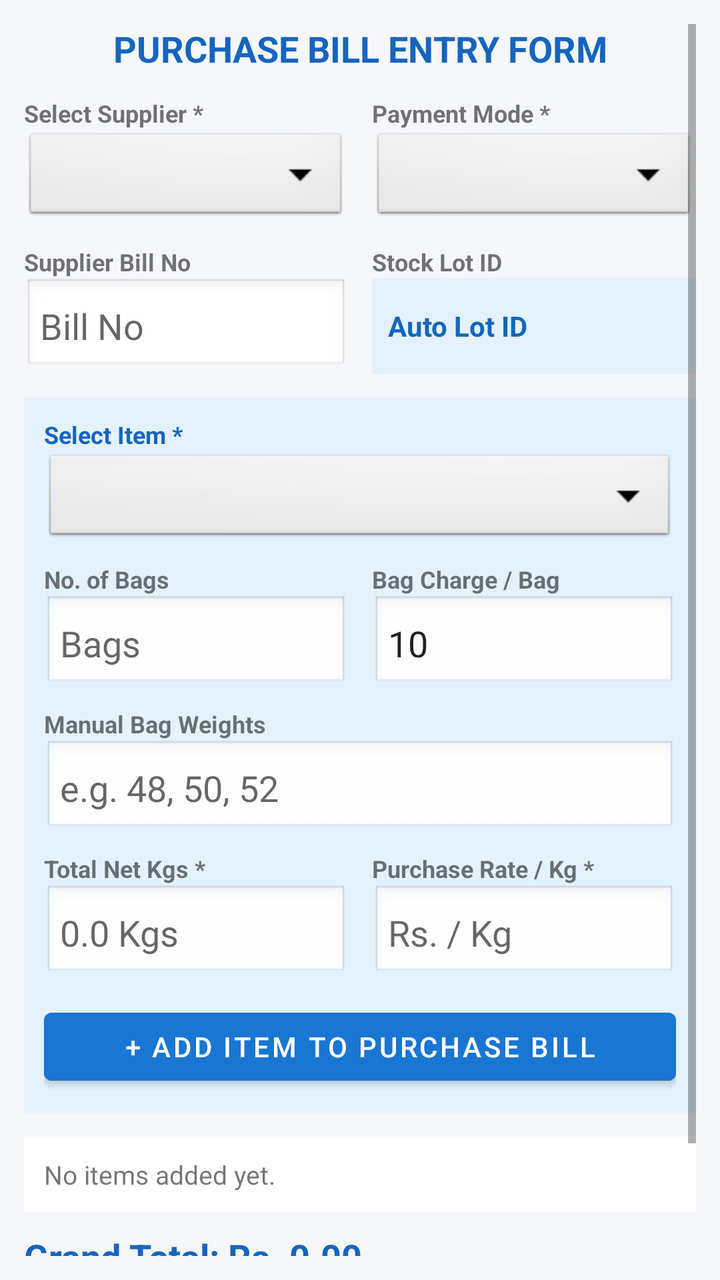
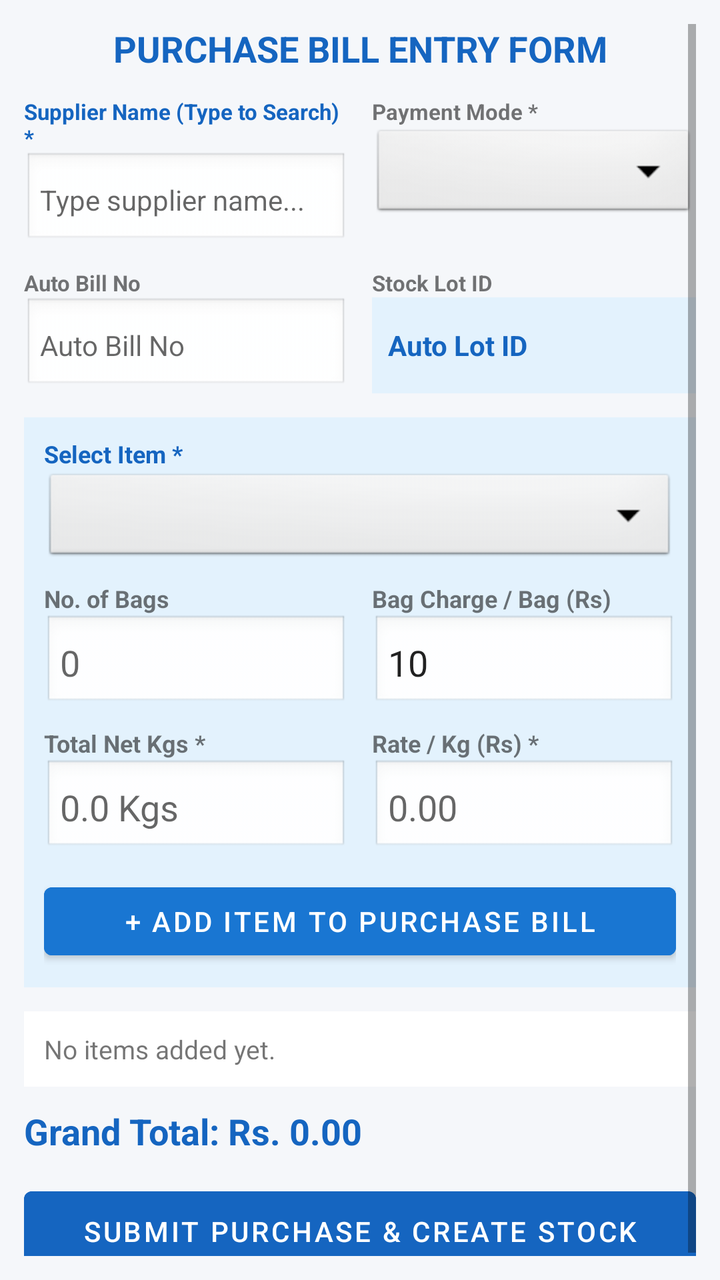

An Android layout rendered at two revisions. The XML below is the earlier revision; the diff shows what the commit changed to produce the second picture.
<!-- AndroidManifest.xml: application theme Theme.MaterialComponents.DayNight.DarkActionBar -->
<!-- res/layout/activity_purchase.xml -->
<?xml version="1.0" encoding="utf-8"?>
<ScrollView xmlns:android="http://schemas.android.com/apk/res/android"
    android:layout_width="match_parent"
    android:layout_height="match_parent"
    android:background="#F5F7FA"
    android:padding="12dp">

    <LinearLayout
        android:layout_width="match_parent"
        android:layout_height="wrap_content"
        android:orientation="vertical">

        <TextView
            android:layout_width="match_parent"
            android:layout_height="wrap_content"
            android:text="PURCHASE BILL ENTRY FORM"
            android:textSize="18sp"
            android:textStyle="bold"
            android:textColor="#1565C0"
            android:gravity="center"
            android:layout_marginBottom="12dp" />

        
        <LinearLayout
            android:layout_width="match_parent"
            android:layout_height="wrap_content"
            android:orientation="horizontal"
            android:weightSum="2"
            android:layout_marginBottom="10dp">

            <LinearLayout
                android:layout_width="0dp"
                android:layout_height="wrap_content"
                android:layout_weight="1"
                android:orientation="vertical"
                android:layout_marginEnd="6dp">
                <TextView android:layout_width="wrap_content" android:layout_height="wrap_content" android:text="Select Supplier *" android:textSize="12sp" android:textStyle="bold" />
                <Spinner android:id="@+id/spSupplier" android:layout_width="match_parent" android:layout_height="48dp" android:background="@android:drawable/btn_dropdown" />
            </LinearLayout>

            <LinearLayout
                android:layout_width="0dp"
                android:layout_height="wrap_content"
                android:layout_weight="1"
                android:orientation="vertical"
                android:layout_marginStart="6dp">
                <TextView android:layout_width="wrap_content" android:layout_height="wrap_content" android:text="Payment Mode *" android:textSize="12sp" android:textStyle="bold" />
                <Spinner android:id="@+id/spPayMode" android:layout_width="match_parent" android:layout_height="48dp" android:background="@android:drawable/btn_dropdown" />
            </LinearLayout>
        </LinearLayout>

        
        <LinearLayout
            android:layout_width="match_parent"
            android:layout_height="wrap_content"
            android:orientation="horizontal"
            android:weightSum="2"
            android:layout_marginBottom="12dp">

            <LinearLayout
                android:layout_width="0dp"
                android:layout_height="wrap_content"
                android:layout_weight="1"
                android:orientation="vertical"
                android:layout_marginEnd="6dp">
                <TextView android:layout_width="wrap_content" android:layout_height="wrap_content" android:text="Supplier Bill No" android:textSize="12sp" android:textStyle="bold" />
                <EditText android:id="@+id/etBillNo" android:layout_width="match_parent" android:layout_height="48dp" android:hint="Bill No" android:background="@android:drawable/edit_text" android:padding="8dp" />
            </LinearLayout>

            <LinearLayout
                android:layout_width="0dp"
                android:layout_height="wrap_content"
                android:layout_weight="1"
                android:orientation="vertical"
                android:layout_marginStart="6dp">
                <TextView android:layout_width="wrap_content" android:layout_height="wrap_content" android:text="Stock Lot ID" android:textSize="12sp" android:textStyle="bold" />
                <TextView android:id="@+id/tvGeneratedBatchId" android:layout_width="match_parent" android:layout_height="48dp" android:text="Auto Lot ID" android:gravity="center_vertical" android:background="#E3F2FD" android:textColor="#1565C0" android:textStyle="bold" android:padding="8dp" />
            </LinearLayout>
        </LinearLayout>

        
        <LinearLayout
            android:layout_width="match_parent"
            android:layout_height="wrap_content"
            android:orientation="vertical"
            android:background="#E3F2FD"
            android:padding="10dp"
            android:layout_marginBottom="12dp">

            <TextView android:layout_width="wrap_content" android:layout_height="wrap_content" android:text="Select Item *" android:textSize="12sp" android:textStyle="bold" android:textColor="#1565C0" />
            <Spinner android:id="@+id/spItem" android:layout_width="match_parent" android:layout_height="48dp" android:background="@android:drawable/btn_dropdown" android:layout_marginBottom="8dp" />

            <LinearLayout
                android:id="@+id/layoutOnionFields"
                android:layout_width="match_parent"
                android:layout_height="wrap_content"
                android:orientation="vertical">

                <LinearLayout
                    android:layout_width="match_parent"
                    android:layout_height="wrap_content"
                    android:orientation="horizontal"
                    android:weightSum="2"
                    android:layout_marginBottom="8dp">

                    <LinearLayout android:layout_width="0dp" android:layout_height="wrap_content" android:layout_weight="1" android:orientation="vertical" android:layout_marginEnd="6dp">
                        <TextView android:layout_width="wrap_content" android:layout_height="wrap_content" android:text="No. of Bags" android:textSize="12sp" android:textStyle="bold" />
                        <EditText android:id="@+id/etBags" android:layout_width="match_parent" android:layout_height="48dp" android:hint="Bags" android:inputType="number" android:background="@android:drawable/edit_text" android:padding="8dp" />
                    </LinearLayout>

                    <LinearLayout android:layout_width="0dp" android:layout_height="wrap_content" android:layout_weight="1" android:orientation="vertical" android:layout_marginStart="6dp">
                        <TextView android:layout_width="wrap_content" android:layout_height="wrap_content" android:text="Bag Charge / Bag" android:textSize="12sp" android:textStyle="bold" />
                        <EditText android:id="@+id/etBagRate" android:layout_width="match_parent" android:layout_height="48dp" android:hint="Rs.10" android:text="10" android:inputType="numberDecimal" android:background="@android:drawable/edit_text" android:padding="8dp" />
                    </LinearLayout>
                </LinearLayout>

                <TextView android:layout_width="wrap_content" android:layout_height="wrap_content" android:text="Manual Bag Weights" android:textSize="12sp" android:textStyle="bold" />
                <EditText android:id="@+id/etManualBagWeights" android:layout_width="match_parent" android:layout_height="48dp" android:hint="e.g. 48, 50, 52" android:background="@android:drawable/edit_text" android:padding="8dp" android:layout_marginBottom="8dp" />
            </LinearLayout>

            <LinearLayout
                android:layout_width="match_parent"
                android:layout_height="wrap_content"
                android:orientation="horizontal"
                android:weightSum="2"
                android:layout_marginBottom="10dp">

                <LinearLayout android:layout_width="0dp" android:layout_height="wrap_content" android:layout_weight="1" android:orientation="vertical" android:layout_marginEnd="6dp">
                    <TextView android:layout_width="wrap_content" android:layout_height="wrap_content" android:text="Total Net Kgs *" android:textSize="12sp" android:textStyle="bold" />
                    <EditText android:id="@+id/etNetKgs" android:layout_width="match_parent" android:layout_height="48dp" android:hint="0.0 Kgs" android:inputType="numberDecimal" android:background="@android:drawable/edit_text" android:padding="8dp" />
                </LinearLayout>

                <LinearLayout android:layout_width="0dp" android:layout_height="wrap_content" android:layout_weight="1" android:orientation="vertical" android:layout_marginStart="6dp">
                    <TextView android:layout_width="wrap_content" android:layout_height="wrap_content" android:text="Purchase Rate / Kg *" android:textSize="12sp" android:textStyle="bold" />
                    <EditText android:id="@+id/etRatePerKg" android:layout_width="match_parent" android:layout_height="48dp" android:hint="Rs. / Kg" android:inputType="numberDecimal" android:background="@android:drawable/edit_text" android:padding="8dp" />
                </LinearLayout>
            </LinearLayout>

            <Button android:id="@+id/btnAddItem" android:layout_width="match_parent" android:layout_height="46dp" android:text="+ ADD ITEM TO PURCHASE BILL" android:backgroundTint="#1976D2" />
        </LinearLayout>

        <TextView android:id="@+id/tvAddedItemsList" android:layout_width="match_parent" android:layout_height="wrap_content" android:text="No items added yet." android:background="#FFFFFF" android:padding="10dp" android:textSize="13sp" android:layout_marginBottom="10dp" />
        <TextView android:id="@+id/tvGrandTotal" android:layout_width="match_parent" android:layout_height="wrap_content" android:text="Grand Total: Rs. 0.00" android:textSize="18sp" android:textStyle="bold" android:textColor="#1565C0" android:layout_marginBottom="12dp" />
        <Button android:id="@+id/btnSavePurchase" android:layout_width="match_parent" android:layout_height="52dp" android:text="SUBMIT PURCHASE &amp; CREATE STOCK" android:backgroundTint="#1565C0" />

    </LinearLayout>
</ScrollView>
<!-- resources referenced by this layout -->
<resources>

</resources>

<!-- the commit's change to res/layout/activity_purchase.xml (unified diff, before → after) -->
@@ -28,23 +28,21 @@
             android:weightSum="2"
             android:layout_marginBottom="10dp">
 
-            <LinearLayout
-                android:layout_width="0dp"
-                android:layout_height="wrap_content"
-                android:layout_weight="1"
-                android:orientation="vertical"
-                android:layout_marginEnd="6dp">
-                <TextView android:layout_width="wrap_content" android:layout_height="wrap_content" android:text="Select Supplier *" android:textSize="12sp" android:textStyle="bold" />
-                <Spinner android:id="@+id/spSupplier" android:layout_width="match_parent" android:layout_height="48dp" android:background="@android:drawable/btn_dropdown" />
+            <LinearLayout android:layout_width="0dp" android:layout_height="wrap_content" android:layout_weight="1" android:orientation="vertical" android:layout_marginEnd="6dp">
+                <TextView android:layout_width="wrap_content" android:layout_height="wrap_content" android:text="Supplier Name (Type to Search) *" android:textSize="11sp" android:textStyle="bold" android:textColor="#1565C0" />
+                <AutoCompleteTextView
+                    android:id="@+id/actvSupplier"
+                    android:layout_width="match_parent"
+                    android:layout_height="48dp"
+                    android:hint="Type supplier name..."
+                    android:completionThreshold="1"
+                    android:background="@android:drawable/edit_text"
+                    android:padding="8dp"
+                    android:textSize="14sp" />
             </LinearLayout>
 
-            <LinearLayout
-                android:layout_width="0dp"
-                android:layout_height="wrap_content"
-                android:layout_weight="1"
-                android:orientation="vertical"
-                android:layout_marginStart="6dp">
-                <TextView android:layout_width="wrap_content" android:layout_height="wrap_content" android:text="Payment Mode *" android:textSize="12sp" android:textStyle="bold" />
+            <LinearLayout android:layout_width="0dp" android:layout_height="wrap_content" android:layout_weight="1" android:orientation="vertical" android:layout_marginStart="6dp">
+                <TextView android:layout_width="wrap_content" android:layout_height="wrap_content" android:text="Payment Mode *" android:textSize="11sp" android:textStyle="bold" />
                 <Spinner android:id="@+id/spPayMode" android:layout_width="match_parent" android:layout_height="48dp" android:background="@android:drawable/btn_dropdown" />
             </LinearLayout>
         </LinearLayout>
@@ -57,23 +55,13 @@
             android:weightSum="2"
             android:layout_marginBottom="12dp">
 
-            <LinearLayout
-                android:layout_width="0dp"
-                android:layout_height="wrap_content"
-                android:layout_weight="1"
-                android:orientation="vertical"
-                android:layout_marginEnd="6dp">
-                <TextView android:layout_width="wrap_content" android:layout_height="wrap_content" android:text="Supplier Bill No" android:textSize="12sp" android:textStyle="bold" />
-                <EditText android:id="@+id/etBillNo" android:layout_width="match_parent" android:layout_height="48dp" android:hint="Bill No" android:background="@android:drawable/edit_text" android:padding="8dp" />
+            <LinearLayout android:layout_width="0dp" android:layout_height="wrap_content" android:layout_weight="1" android:orientation="vertical" android:layout_marginEnd="6dp">
+                <TextView android:layout_width="wrap_content" android:layout_height="wrap_content" android:text="Auto Bill No" android:textSize="11sp" android:textStyle="bold" />
+                <EditText android:id="@+id/etBillNo" android:layout_width="match_parent" android:layout_height="48dp" android:hint="Auto Bill No" android:background="@android:drawable/edit_text" android:padding="8dp" android:textSize="14sp" />
             </LinearLayout>
 
-            <LinearLayout
-                android:layout_width="0dp"
-                android:layout_height="wrap_content"
-                android:layout_weight="1"
-                android:orientation="vertical"
-                android:layout_marginStart="6dp">
-                <TextView android:layout_width="wrap_content" android:layout_height="wrap_content" android:text="Stock Lot ID" android:textSize="12sp" android:textStyle="bold" />
+            <LinearLayout android:layout_width="0dp" android:layout_height="wrap_content" android:layout_weight="1" android:orientation="vertical" android:layout_marginStart="6dp">
+                <TextView android:layout_width="wrap_content" android:layout_height="wrap_content" android:text="Stock Lot ID" android:textSize="11sp" android:textStyle="bold" />
                 <TextView android:id="@+id/tvGeneratedBatchId" android:layout_width="match_parent" android:layout_height="48dp" android:text="Auto Lot ID" android:gravity="center_vertical" android:background="#E3F2FD" android:textColor="#1565C0" android:textStyle="bold" android:padding="8dp" />
             </LinearLayout>
         </LinearLayout>
@@ -90,34 +78,27 @@
             <TextView android:layout_width="wrap_content" android:layout_height="wrap_content" android:text="Select Item *" android:textSize="12sp" android:textStyle="bold" android:textColor="#1565C0" />
             <Spinner android:id="@+id/spItem" android:layout_width="match_parent" android:layout_height="48dp" android:background="@android:drawable/btn_dropdown" android:layout_marginBottom="8dp" />
 
+            
             <LinearLayout
                 android:id="@+id/layoutOnionFields"
                 android:layout_width="match_parent"
                 android:layout_height="wrap_content"
-                android:orientation="vertical">
+                android:orientation="horizontal"
+                android:weightSum="2"
+                android:layout_marginBottom="8dp">
 
-                <LinearLayout
-                    android:layout_width="match_parent"
-                    android:layout_height="wrap_content"
-                    android:orientation="horizontal"
-                    android:weightSum="2"
-                    android:layout_marginBottom="8dp">
-
-                    <LinearLayout android:layout_width="0dp" android:layout_height="wrap_content" android:layout_weight="1" android:orientation="vertical" android:layout_marginEnd="6dp">
-                        <TextView android:layout_width="wrap_content" android:layout_height="wrap_content" android:text="No. of Bags" android:textSize="12sp" android:textStyle="bold" />
-                        <EditText android:id="@+id/etBags" android:layout_width="match_parent" android:layout_height="48dp" android:hint="Bags" android:inputType="number" android:background="@android:drawable/edit_text" android:padding="8dp" />
-                    </LinearLayout>
-
-                    <LinearLayout android:layout_width="0dp" android:layout_height="wrap_content" android:layout_weight="1" android:orientation="vertical" android:layout_marginStart="6dp">
-                        <TextView android:layout_width="wrap_content" android:layout_height="wrap_content" android:text="Bag Charge / Bag" android:textSize="12sp" android:textStyle="bold" />
-                        <EditText android:id="@+id/etBagRate" android:layout_width="match_parent" android:layout_height="48dp" android:hint="Rs.10" android:text="10" android:inputType="numberDecimal" android:background="@android:drawable/edit_text" android:padding="8dp" />
-                    </LinearLayout>
+                <LinearLayout android:layout_width="0dp" android:layout_height="wrap_content" android:layout_weight="1" android:orientation="vertical" android:layout_marginEnd="6dp">
+                    <TextView android:layout_width="wrap_content" android:layout_height="wrap_content" android:text="No. of Bags" android:textSize="12sp" android:textStyle="bold" />
+                    <EditText android:id="@+id/etBags" android:layout_width="match_parent" android:layout_height="48dp" android:hint="0" android:inputType="number" android:background="@android:drawable/edit_text" android:padding="8dp" />
                 </LinearLayout>
 
-                <TextView android:layout_width="wrap_content" android:layout_height="wrap_content" android:text="Manual Bag Weights" android:textSize="12sp" android:textStyle="bold" />
-                <EditText android:id="@+id/etManualBagWeights" android:layout_width="match_parent" android:layout_height="48dp" android:hint="e.g. 48, 50, 52" android:background="@android:drawable/edit_text" android:padding="8dp" android:layout_marginBottom="8dp" />
+                <LinearLayout android:layout_width="0dp" android:layout_height="wrap_content" android:layout_weight="1" android:orientation="vertical" android:layout_marginStart="6dp">
+                    <TextView android:layout_width="wrap_content" android:layout_height="wrap_content" android:text="Bag Charge / Bag (Rs)" android:textSize="12sp" android:textStyle="bold" />
+                    <EditText android:id="@+id/etBagRate" android:layout_width="match_parent" android:layout_height="48dp" android:text="10" android:inputType="numberDecimal" android:background="@android:drawable/edit_text" android:padding="8dp" />
+                </LinearLayout>
             </LinearLayout>
 
+            
             <LinearLayout
                 android:layout_width="match_parent"
                 android:layout_height="wrap_content"
@@ -131,8 +112,8 @@
                 </LinearLayout>
 
                 <LinearLayout android:layout_width="0dp" android:layout_height="wrap_content" android:layout_weight="1" android:orientation="vertical" android:layout_marginStart="6dp">
-                    <TextView android:layout_width="wrap_content" android:layout_height="wrap_content" android:text="Purchase Rate / Kg *" android:textSize="12sp" android:textStyle="bold" />
-                    <EditText android:id="@+id/etRatePerKg" android:layout_width="match_parent" android:layout_height="48dp" android:hint="Rs. / Kg" android:inputType="numberDecimal" android:background="@android:drawable/edit_text" android:padding="8dp" />
+                    <TextView android:layout_width="wrap_content" android:layout_height="wrap_content" android:text="Rate / Kg (Rs) *" android:textSize="12sp" android:textStyle="bold" />
+                    <EditText android:id="@+id/etRatePerKg" android:layout_width="match_parent" android:layout_height="48dp" android:hint="0.00" android:inputType="numberDecimal" android:background="@android:drawable/edit_text" android:padding="8dp" />
                 </LinearLayout>
             </LinearLayout>
 
